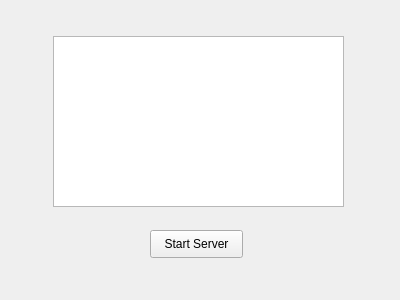
Before: the Qt Designer form concurrentTextEditorServer/serverwindow.ui in scottiexdev/concurrentTextEditor, drawn with Qt 5.
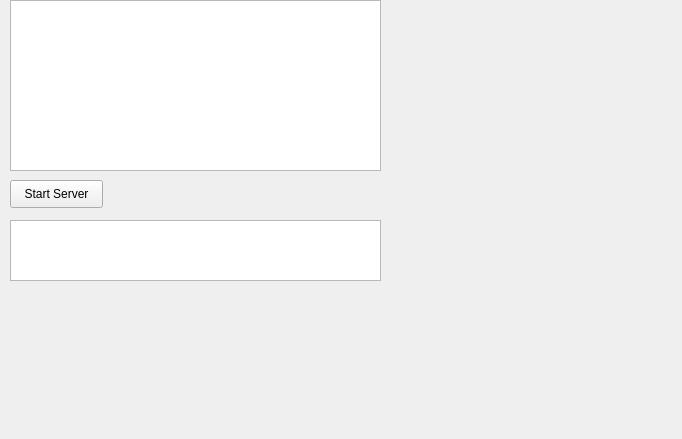
After: the same form once the commit is applied. Custom widgets are drawn as their Qt base class.

Commit message: Server console to query db added

What changed in the file:
```diff
--- a/concurrentTextEditorServer/serverwindow.ui
+++ b/concurrentTextEditorServer/serverwindow.ui
@@ -6,8 +6,8 @@
    <rect>
     <x>0</x>
     <y>0</y>
-    <width>400</width>
-    <height>300</height>
+    <width>682</width>
+    <height>439</height>
    </rect>
   </property>
   <property name="windowTitle">
@@ -16,8 +16,8 @@
   <widget class="QPushButton" name="startStopButton">
    <property name="geometry">
     <rect>
-     <x>150</x>
-     <y>230</y>
+     <x>10</x>
+     <y>180</y>
      <width>93</width>
      <height>28</height>
     </rect>
@@ -29,9 +29,9 @@
   <widget class="QPlainTextEdit" name="logEditor">
    <property name="geometry">
     <rect>
-     <x>53</x>
-     <y>36</y>
-     <width>291</width>
+     <x>10</x>
+     <y>0</y>
+     <width>371</width>
      <height>171</height>
     </rect>
    </property>
@@ -39,7 +39,24 @@
     <bool>true</bool>
    </property>
   </widget>
+  <widget class="ServerConsole" name="serverConsole">
+   <property name="geometry">
+    <rect>
+     <x>10</x>
+     <y>220</y>
+     <width>371</width>
+     <height>61</height>
+    </rect>
+   </property>
+  </widget>
  </widget>
+ <customwidgets>
+  <customwidget>
+   <class>ServerConsole</class>
+   <extends>QPlainTextEdit</extends>
+   <header location="global">serverconsole.h</header>
+  </customwidget>
+ </customwidgets>
  <resources/>
  <connections/>
 </ui>
```
The commit also changes 9 other files.
